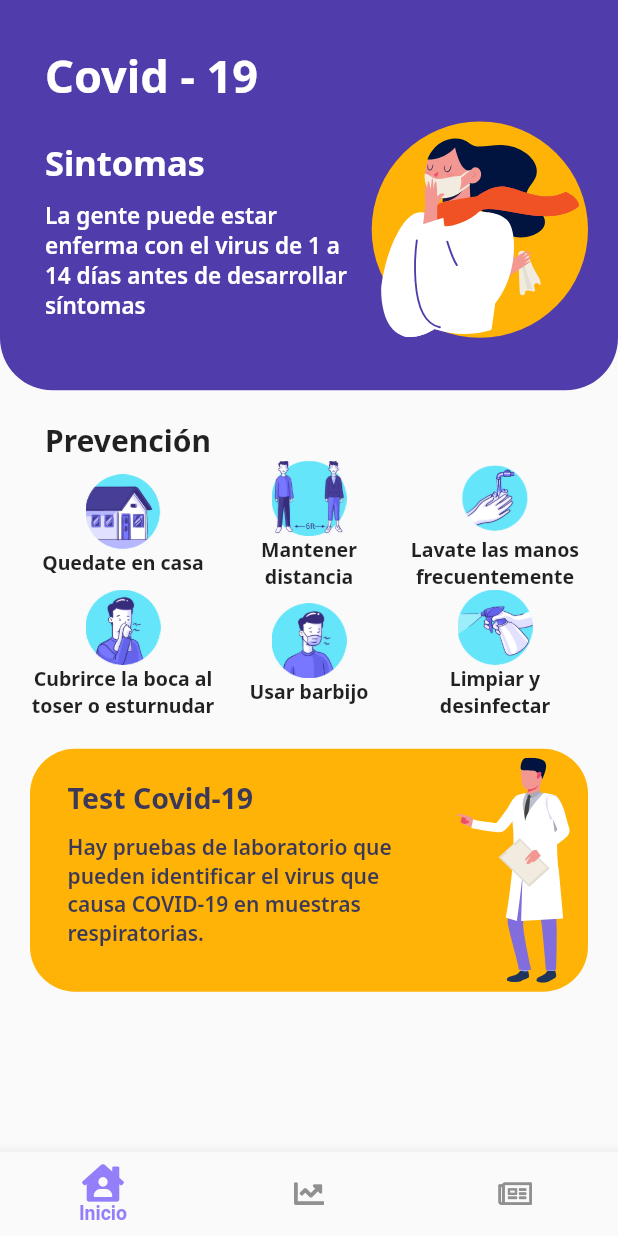
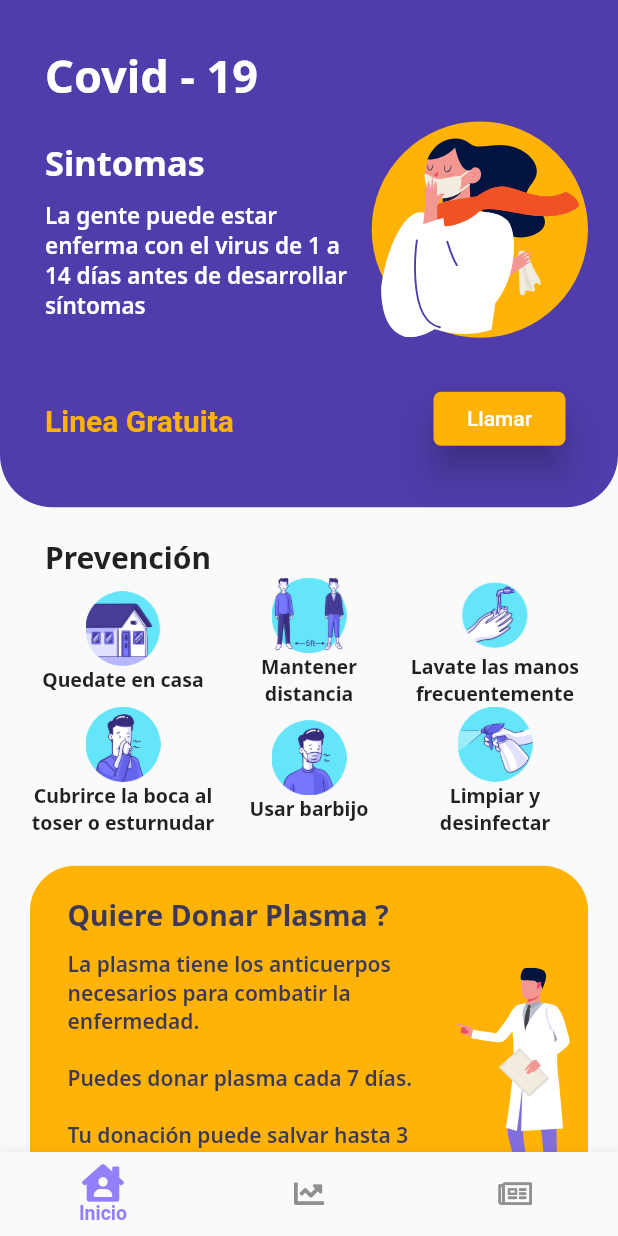
Before and after one commit to cristianfchq/proyWedevsFlutter, a Flutter app: the screen it shows after launch, on a phone screen of 412 x 824 dp. Run offline on Flutter 3.47's test engine with Material 2 defaults, Android fonts, the phone set to English and light mode, and no system bars; our stand-ins replace cached_network_image, charts_flutter, cloud_firestore, flutter_svg, font_awesome_flutter, get_it and 1 more; accounts and stored records are empty.

Commit message:
integrando llamadas para llamar

```diff
--- a/lib/ui/views/principalScreenView/principalScreen.dart
+++ b/lib/ui/views/principalScreenView/principalScreen.dart
@@ -2,6 +2,7 @@ import 'package:flutter/material.dart';
 import 'package:flutter/rendering.dart';
 import 'package:flutter_svg/flutter_svg.dart';
 import 'package:google_fonts/google_fonts.dart';
+import 'package:url_launcher/url_launcher.Dart';
 
 class PrincipalScreen extends StatefulWidget {
   @override
@@ -67,9 +68,14 @@ class _PrincipalScreenState extends State<PrincipalScreen> {
             padding: const EdgeInsets.only(top: 10, left: 30, right: 20),
             child: _resumeImageSVG(),
           ),
+          Padding(
+            padding: const EdgeInsets.only(top: 10, left: 30, right: 20),
+            child: _llamadaGratuita(),
+          ),
           SizedBox(
             height: 35,
           ),
+
         ],
       ),
     );
@@ -99,6 +105,41 @@ class _PrincipalScreenState extends State<PrincipalScreen> {
       children: <Widget>[
         _sintomas(),
         _imageSVG(),
+      ],
+    );
+  }
+  Widget _llamadaGratuita() {
+    return Row(
+      mainAxisAlignment: MainAxisAlignment.spaceBetween,
+      children: <Widget>[
+        Text(
+            "\nLinea Gratuita",
+            style: TextStyle(
+              color: Color(0xFFFFB306),
+              fontWeight: FontWeight.bold,
+              fontSize: 20,
+            ),
+            textAlign: TextAlign.start,
+          ),
+          SizedBox(
+            height: 20,
+          ),
+          Padding(
+            padding: const EdgeInsets.only(top: 20, right: 15),
+            child: RaisedButton(
+              shape: RoundedRectangleBorder(
+                borderRadius: BorderRadius.circular(5),
+              ),
+              child: Text(
+                "Llamar",
+                style: TextStyle(color: Colors.white),
+              ),
+              elevation: 10,
+              padding: EdgeInsets.all(9),
+              color: Color(0xFFFFB306),
+              onPressed: () => launch("tel:800101104"),
+            ),
+          ),
       ],
     );
   }
@@ -241,7 +282,6 @@ class _PrincipalScreenState extends State<PrincipalScreen> {
             ),
           ],
         ),
-
       ),
     );
   }
@@ -284,7 +324,7 @@ class _PrincipalScreenState extends State<PrincipalScreen> {
                 height: 20,
               ),
               Text(
-                'Test Covid-19',
+                'Quiere Donar Plasma ?',
                 style: GoogleFonts.notoSans(
                   textStyle: TextStyle(
                       fontWeight: FontWeight.bold,
@@ -294,7 +334,7 @@ class _PrincipalScreenState extends State<PrincipalScreen> {
               ),
               SizedBox(height: 10),
               Text(
-                'Hay pruebas de laboratorio que pueden identificar el virus que causa COVID-19 en muestras respiratorias.',
+                'La plasma tiene los anticuerpos necesarios para combatir la enfermedad. \n\nPuedes donar plasma cada 7 días. \n\nTu donación puede salvar hasta 3 vidas. ',
                 style: GoogleFonts.notoSans(
                   textStyle: TextStyle(
                     fontWeight: FontWeight.w600,
@@ -304,19 +344,19 @@ class _PrincipalScreenState extends State<PrincipalScreen> {
                 ),
               ),
               SizedBox(height: 10),
-              // RaisedButton(
-              //   shape: RoundedRectangleBorder(
-              //     borderRadius: BorderRadius.circular(5),
-              //   ),
-              //   child: Text(
-              //     "Test Ahora",
-              //     style: TextStyle(color: Colors.white),
-              //   ),
-              //   elevation: 10,
-              //   padding: EdgeInsets.all(9),
-              //   color: Color(0xFF503CAA),
-              //   onPressed: () {},
-              // ),
+              RaisedButton(
+                shape: RoundedRectangleBorder(
+                  borderRadius: BorderRadius.circular(5),
+                ),
+                child: Text(
+                  "Llamar",
+                  style: TextStyle(color: Colors.white),
+                ),
+                elevation: 10,
+                padding: EdgeInsets.all(9),
+                color: Color(0xFF503CAA),
+                onPressed: () => launch("tel:69843755"),
+              ),
               SizedBox(height: 20),
             ],
           ),
--- a/pubspec.yaml
+++ b/pubspec.yaml
@@ -42,6 +42,10 @@ dependencies:
   image_picker_saver: ^0.3.0
   # cache
   cached_network_image: ^2.2.0
+  # chart
+  charts_flutter: ^0.9.0
+  #llamadas
+  url_launcher: ^5.5.0
 
 dev_dependencies:
   flutter_test:
```
Also changed, not shown: lib/core/models/chartEx/sales.dart (added, +17 -0 lines), lib/main.dart (+45 -5 lines), lib/ui/views/chartEx/saleshomepage.dart (added, +101 -0 lines), lib/ui/views/screenNoticias/screenNoticias.dart (+3 -13 lines), lib/ui/widgets/departament/departamentCard.dart (+19 -51 lines), lib/ui/widgets/noticias/noticiasCard.dart (+4 -54 lines), pubspec.lock. Lines whose indentation alone changed are shown as unchanged.
